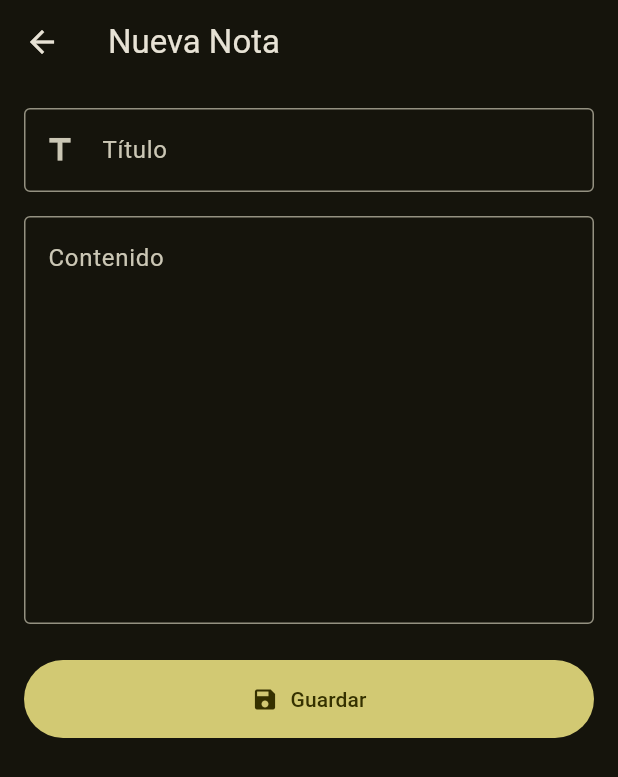
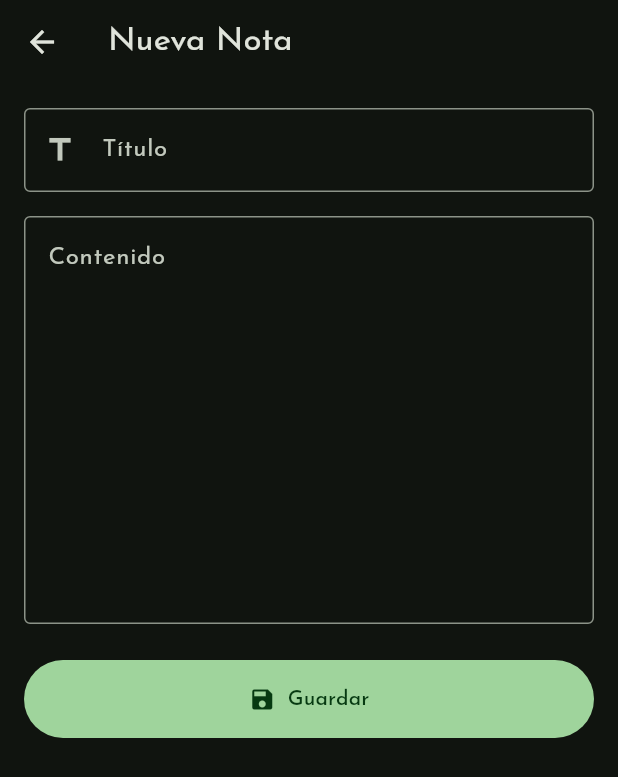
Before and after one commit to setlopez1999/Reto-Mynouts, a Flutter app: the screen it shows after launch, after a tap on "Nueva Nota", on a phone screen of 412 x 824 dp. Shown: the top 777 px of the screen. Run offline on Flutter 3.47's test engine with Material 3 defaults, Android fonts, the light colour scheme and no system bars; our stand-ins replace drift, flutter_riverpod, go_router, google_fonts; accounts and stored records are empty; generated files the repository leaves out were written again.

Commit message:
optimizacion y ordenamiento de los scren para mejor lectura de codigo

```diff
--- /dev/null
+++ b/devtools_options.yaml
@@ -0,0 +1,3 @@
+description: This file stores settings for Dart & Flutter DevTools.
+documentation: https://docs.flutter.dev/tools/devtools/extensions#configure-extension-enablement-states
+extensions:
--- a/lib/data/database/tables.dart
+++ b/lib/data/database/tables.dart
@@ -1,6 +1,6 @@
 import 'package:drift/drift.dart';
 
-// Tabla de notas
+// Tabli de notas
 class Notes extends Table {
   IntColumn get id => integer().autoIncrement()();
   TextColumn get title => text().withLength(min: 1, max: 200)();
--- a/lib/main.dart
+++ b/lib/main.dart
@@ -1,6 +1,7 @@
 import 'package:flutter/material.dart';
 import 'package:flutter_riverpod/flutter_riverpod.dart';
 import 'router/app_router.dart';
+import 'package:google_fonts/google_fonts.dart';
 
 void main() {
   runApp(
@@ -19,9 +20,13 @@ class MyApp extends StatelessWidget {
       title: 'Mynouts',
       debugShowCheckedModeBanner: false,
       theme: ThemeData(
+        textTheme: GoogleFonts.josefinSansTextTheme().apply(),
         colorScheme: ColorScheme.fromSeed(
-          seedColor: const Color.fromARGB(255, 197, 185, 13),
+          seedColor: const Color.fromARGB(255, 0, 90, 27),
           brightness: Brightness.dark,
+          // background: Color.fromARGB(255, 10, 10, 10
+          //  surface: Color.fromARGB(255, 20, 20, 20
+
         ),
         useMaterial3: true,
 
--- a/lib/presentation/screens/home_screen.dart
+++ b/lib/presentation/screens/home_screen.dart
@@ -12,19 +12,48 @@ class HomeScreen extends ConsumerWidget {
 
     return Scaffold(
       appBar: AppBar(
-        title: const Text('Mis Notas'),
+        title: const Text('MyNouts', style: TextStyle(
+          fontWeight: FontWeight.bold,
+          fontSize: 30,
+        )),
         centerTitle: true,
+        automaticallyImplyLeading: true,
         elevation: 0,
+        animateColor: true,
       ),
       body: notesAsync.when(
         data: (notes) {
           if (notes.isEmpty) {
+            return _EmptyState();
+          }
+          return _CardsState(notes: notes);
+        },
+        loading: () => const Center(child: CircularProgressIndicator()),
+        error: (error, stack) => Center(
+          child: Text('Error: $error'),
+        ),
+      ),
+      floatingActionButton: FloatingActionButton.extended(
+        onPressed: () => context.push('/note/create'),
+        icon: const Icon(Icons.add),
+        label: const Text('Nueva Nota'),
+      ),
+    );
+  }
+}
+
+
+
+//componentes privados
+class _EmptyState extends StatelessWidget {
+  @override
+  Widget build(BuildContext context) {
     return Center(
       child: Column(
         mainAxisAlignment: MainAxisAlignment.center,
         children: [
           Icon(
-                    Icons.note_outlined,
+            Icons.note_add_rounded,
             size: 100,
             color: Colors.grey[300],
           ),
@@ -48,7 +77,15 @@ class HomeScreen extends ConsumerWidget {
       ),
     );
   }
+}
 
+// Grid de las notas
+class _CardsState extends StatelessWidget {
+  final dynamic notes;
+  const _CardsState({required this.notes});
+
+  @override
+  Widget build(BuildContext context) {
     return LayoutBuilder(
       builder: (context, constraints) {
         // Responsive: cambia columnas según ancho
@@ -70,21 +107,13 @@ class HomeScreen extends ConsumerWidget {
         );
       },
     );
-        },
-        loading: () => const Center(child: CircularProgressIndicator()),
-        error: (error, stack) => Center(
-          child: Text('Error: $error'),
-        ),
-      ),
-      floatingActionButton: FloatingActionButton.extended(
-        onPressed: () => context.push('/note/create'),
-        icon: const Icon(Icons.add),
-        label: const Text('Nueva Nota'),
-      ),
-    );
+
+
+
   }
 }
 
+// Tarjeta individual de cada nota
 class _NoteCard extends StatelessWidget {
   final dynamic note;
 
@@ -107,6 +136,7 @@ class _NoteCard extends StatelessWidget {
                 style: const TextStyle(
                   fontSize: 16,
                   fontWeight: FontWeight.bold,
+                  color: Color.fromARGB(255, 184, 184, 184)
                 ),
                 maxLines: 2,
                 overflow: TextOverflow.ellipsis,
--- a/lib/presentation/screens/note_form_screen.dart
+++ b/lib/presentation/screens/note_form_screen.dart
@@ -54,12 +54,15 @@ class _NoteFormScreenState extends ConsumerState<NoteFormScreen> {
           children: [
             // Campo Título
             TextFormField(
+              style: const TextStyle(color: Colors.white),
               controller: _titleController,
               decoration: const InputDecoration(
                 labelText: 'Título',
                 border: OutlineInputBorder(),
                 prefixIcon: Icon(Icons.title),
+
               ),
+
               textCapitalization: TextCapitalization.sentences,
               validator: (value) {
                 if (value == null || value.trim().isEmpty) {
@@ -75,6 +78,7 @@ class _NoteFormScreenState extends ConsumerState<NoteFormScreen> {
 
             // Campo Contenido
             TextFormField(
+              style: const TextStyle(color: Colors.white),
               controller: _contentController,
               decoration: const InputDecoration(
                 labelText: 'Contenido',
--- a/pubspec.yaml
+++ b/pubspec.yaml
@@ -25,6 +25,7 @@ dependencies:
 
   # UI
   cupertino_icons: ^1.0.8
+  google_fonts: ^6.3.3
 
   # Exp e imp de notas
   file_picker: ^10.3.8
```
Also changed, not shown: lib/data/database/app_database.dart (+4 -3 lines), lib/presentation/screens/note_detail_screen.dart (+77 -52 lines), pubspec.lock. Lines whose indentation alone changed are shown as unchanged.
